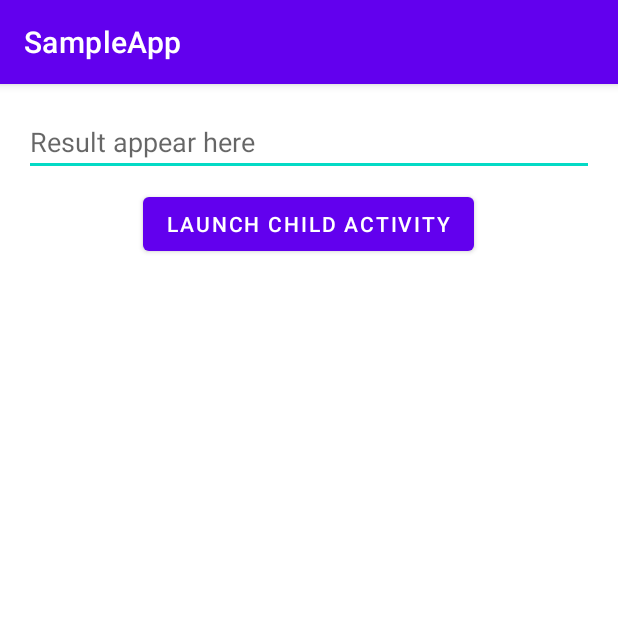
After one commit to CnaKhn/SampleApp, an Android app: the EventBusActivity screen opened directly, with no data from a screen before it, on a phone screen of 412 x 824 dp, the top half of it. The commit adds this screen. Run offline under Robolectric (Android 15) with nearby library versions, the phone set to English and light mode, and no system bars; our stand-ins replace EventBus.

Commit message:
learning-eventbus-basic

```diff
--- a/app/build.gradle
+++ b/app/build.gradle
@@ -40,4 +40,5 @@ dependencies {
     annotationProcessor 'com.github.bumptech.glide:compiler:4.12.0'
     implementation 'com.facebook.fresco:fresco:2.4.0'
     implementation 'androidx.viewpager2:viewpager2:1.0.0'
+    implementation 'org.greenrobot:eventbus:3.2.0'
 }
--- a/app/src/main/AndroidManifest.xml
+++ b/app/src/main/AndroidManifest.xml
@@ -12,17 +12,19 @@
         android:roundIcon="@mipmap/ic_launcher_round"
         android:supportsRtl="true"
         android:theme="@style/Theme.SampleApp">
-        <activity android:name=".BroadcastReceiver.BroadcastReceiverActivity"></activity>
+        <activity android:name=".EventBusExample.ChildActivity"></activity>
+        <activity android:name=".EventBusExample.EventBusActivity" />
+        <activity android:name=".BroadcastReceiver.BroadcastReceiverActivity" />
         <activity android:name=".ViewPager2Activity" />
         <activity android:name=".FragmentActivity" />
         <activity android:name=".ContactsActivity" />
         <activity android:name=".MainActivity">
             <intent-filter>
                 <action android:name="android.intent.action.MAIN" />
+
                 <category android:name="android.intent.category.LAUNCHER" />
             </intent-filter>
         </activity>
-
     </application>
 
 </manifest>
--- /dev/null
+++ b/app/src/main/java/com/example/sample_app/EventBusExample/EventBusActivity.java
@@ -0,0 +1,43 @@
+package com.example.sample_app.EventBusExample;
+
+import androidx.appcompat.app.AppCompatActivity;
+
+import android.content.Intent;
+import android.os.Bundle;
+import android.util.Log;
+import android.view.View;
+import android.widget.Button;
+import android.widget.EditText;
+
+import com.example.sample_app.R;
+
+import org.greenrobot.eventbus.EventBus;
+import org.greenrobot.eventbus.Subscribe;
+
+public class EventBusActivity extends AppCompatActivity {
+    private static final String TAG = "EventBusActivity";
+    EditText inputChild;
+    Button btnChild;
+    @Override
+    protected void onCreate(Bundle savedInstanceState) {
+        super.onCreate(savedInstanceState);
+        setContentView(R.layout.activity_event_bus);
+        EventBus.getDefault().register(this);
+
+        inputChild = findViewById(R.id.input_event_bus);
+        btnChild = findViewById(R.id.btn_event_bus);
+        btnChild.setOnClickListener(new View.OnClickListener() {
+            @Override
+            public void onClick(View v) {
+                startActivity(new Intent(EventBusActivity.this, ChildActivity.class));
+            }
+        });
+    }
+
+    @Subscribe
+    public void onEvent(CustomMessageEvent messageEvent) {
+        Log.i(TAG, "onEvent: A Message From CustomMessageEvent: " + messageEvent.getMessage());
+        inputChild.setText(messageEvent.getMessage());
+    }
+
+}
--- /dev/null
+++ b/app/src/main/res/layout/activity_event_bus.xml
@@ -0,0 +1,25 @@
+<?xml version="1.0" encoding="utf-8"?>
+<RelativeLayout xmlns:android="http://schemas.android.com/apk/res/android"
+    xmlns:app="http://schemas.android.com/apk/res-auto"
+    xmlns:tools="http://schemas.android.com/tools"
+    android:layout_width="match_parent"
+    android:layout_height="match_parent"
+    tools:context=".EventBusExample.EventBusActivity"
+    android:padding="16dp">
+
+    <EditText
+        android:id="@+id/input_event_bus"
+        android:layout_width="match_parent"
+        android:layout_height="wrap_content"
+        android:hint="Result appear here" />
+
+    <Button
+        android:id="@+id/btn_event_bus"
+        android:layout_width="wrap_content"
+        android:layout_height="wrap_content"
+        android:text="Launch Child Activity"
+        android:layout_below="@id/input_event_bus"
+        android:layout_centerHorizontal="true"
+        android:layout_marginTop="8dp"/>
+
+</RelativeLayout>
```
Also changed, not shown: app/src/main/java/com/example/sample_app/EventBusExample/ChildActivity.java (added, +39 -0 lines), app/src/main/java/com/example/sample_app/EventBusExample/CustomMessageEvent.java (added, +16 -0 lines), app/src/main/java/com/example/sample_app/MainActivity.java (+8 -12 lines), app/src/main/res/layout/activity_child.xml (added, +26 -0 lines).
